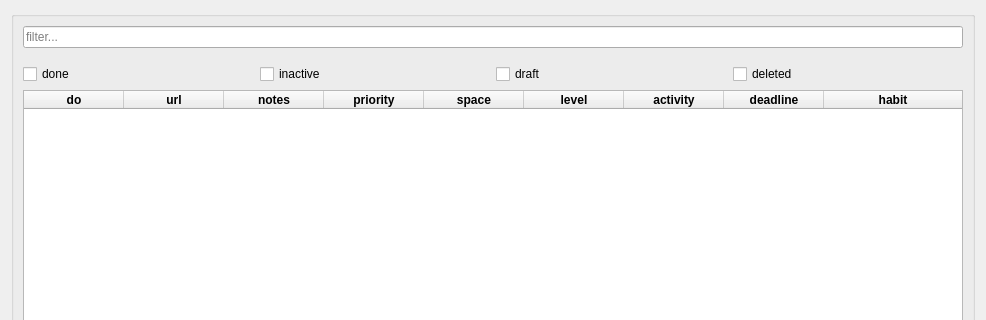
Old version of the form src/watnu/ui/task_list.ui in the repository amogorkon/watnu; both pictures show x 0 to 986 and y 0 to 320 of the 986 by 548 pixel window.
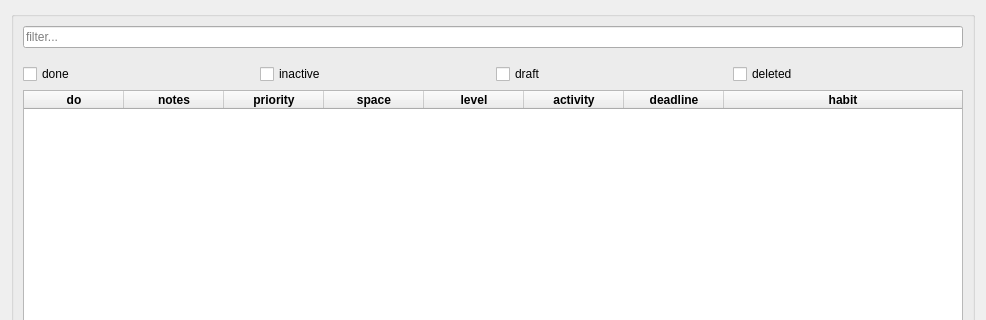
New version of the form. Icons and pictures are not drawn.

Patch:
```diff
--- a/src/watnu/ui/task_list.ui
+++ b/src/watnu/ui/task_list.ui
@@ -122,7 +122,7 @@
          <enum>Qt::ScrollBarAlwaysOn</enum>
         </property>
         <property name="sizeAdjustPolicy">
-         <enum>QAbstractScrollArea::AdjustToContentsOnFirstShow</enum>
+         <enum>QAbstractScrollArea::AdjustToContents</enum>
         </property>
         <property name="autoScroll">
          <bool>false</bool>
@@ -154,6 +154,9 @@
         <property name="horizontalScrollMode">
          <enum>QAbstractItemView::ScrollPerPixel</enum>
         </property>
+        <property name="showGrid">
+         <bool>true</bool>
+        </property>
         <property name="sortingEnabled">
          <bool>true</bool>
         </property>
@@ -198,17 +201,6 @@
           </font>
          </property>
         </column>
-        <column>
-         <property name="text">
-          <string>url</string>
-         </property>
-         <property name="font">
-          <font>
-           <weight>75</weight>
-           <bold>true</bold>
-          </font>
-         </property>
-        </column>
         <column>
          <property name="text">
           <string>notes</string>
```
Left out of the diff: 2 changed lines with no effect on the pictures.
